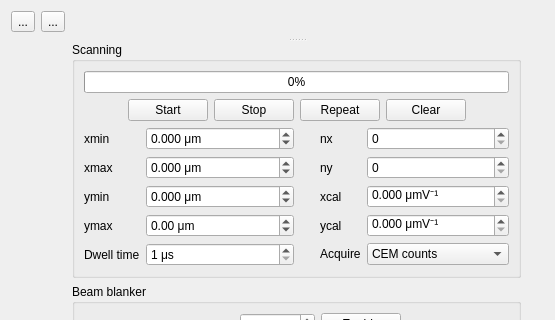
Old version of the form fib_daqmx_scanner/main.ui in the repository chrisjbillington/FIB-daqmx-scanner; both pictures show x 0 to 555 and y 0 to 320 of the 914 by 897 pixel window.
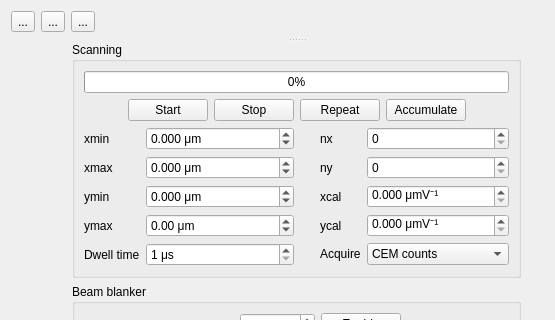
New version of the form. Icons and pictures are not drawn.

Commit message:
Scanning going pretty well, but a hitch:
It's pretty impossible to not have all the tasks very coupled together.
The counter task needs a clock, which is either from the AI sample
clock or the AO sample clock depending on whether we're monitoring or
scanning. And you can't have multiple AI tasks using different AI
terminals.

So we'll have to merge our methods into a single start_tasks method and
a single read_tasks method that are sufficiently flexible to  run
regardless of whether we are in monitoring or scanning mode.

What changed in the file:
```diff
--- a/fib_daqmx_scanner/main.ui
+++ b/fib_daqmx_scanner/main.ui
@@ -38,6 +38,26 @@
        </property>
       </widget>
      </item>
+     <item>
+      <widget class="QToolButton" name="toolButtonAutoScaleImage">
+       <property name="toolTip">
+        <string>Autoscale image</string>
+       </property>
+       <property name="text">
+        <string>...</string>
+       </property>
+       <property name="icon">
+        <iconset resource="../../qtutils/icons/icons.qrc">
+         <normaloff>:/qtutils/fugue/image-resize.png</normaloff>:/qtutils/fugue/image-resize.png</iconset>
+       </property>
+       <property name="checkable">
+        <bool>true</bool>
+       </property>
+       <property name="checked">
+        <bool>false</bool>
+       </property>
+      </widget>
+     </item>
      <item>
       <spacer name="horizontalSpacer">
        <property name="orientation">
@@ -149,7 +169,7 @@
                <item>
                 <widget class="QPushButton" name="pushButtonClear">
                  <property name="text">
-                  <string>Clear</string>
+                  <string>Accumulate</string>
                  </property>
                  <property name="icon">
                   <iconset>
```
Left out of the diff: 30 changed lines with no effect on the pictures. The commit also changes 2 other files.
